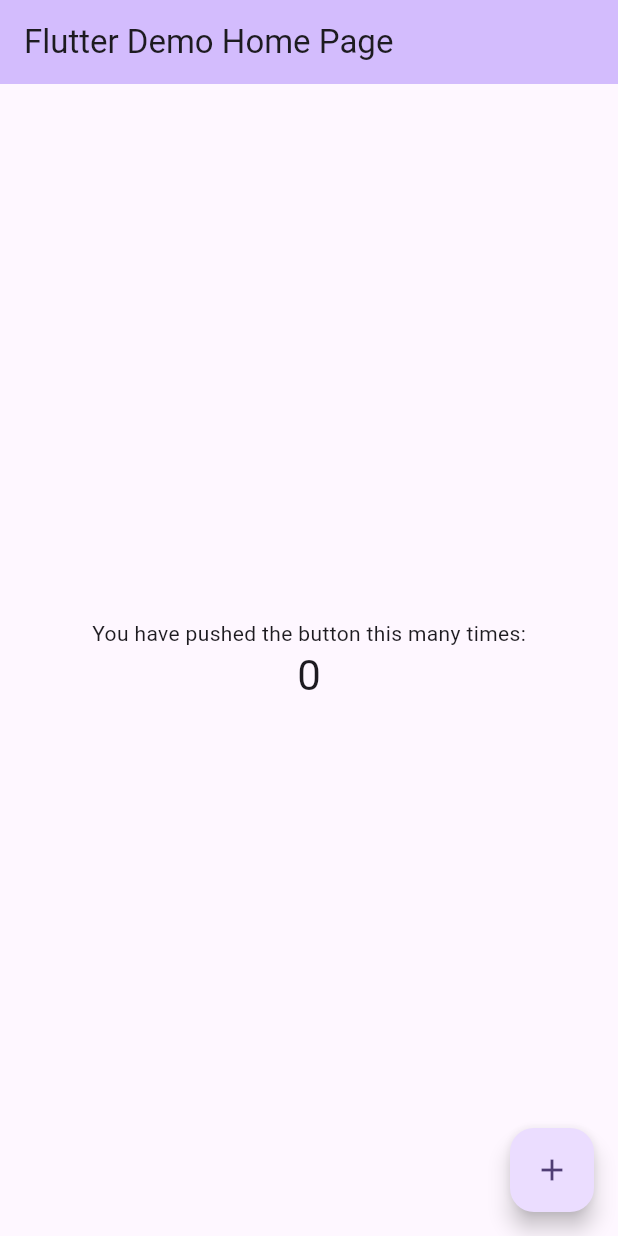
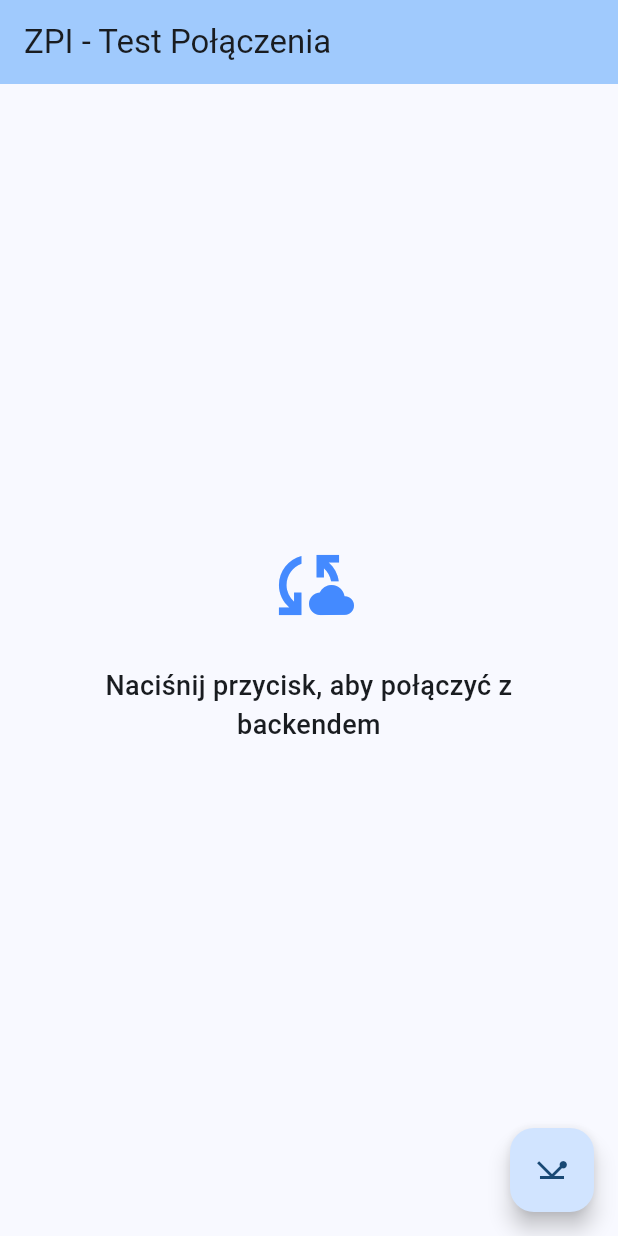
Before and after one commit to studioforyou/zpi-studio, a Flutter app: the screen it shows after launch, on a phone screen of 412 x 824 dp. Run offline on Flutter 3.47's test engine with Material 3 defaults, Android fonts, the phone set to English and light mode, and no system bars.

Commit message:
feat: add docker containerization, setup connection between frontend/backend/DB

```diff
--- a/mobile/lib/main.dart
+++ b/mobile/lib/main.dart
@@ -1,4 +1,5 @@
 import 'package:flutter/material.dart';
+import 'package:http/http.dart' as http;
 
 void main() {
   runApp(const MyApp());
@@ -7,115 +8,97 @@ void main() {
 class MyApp extends StatelessWidget {
   const MyApp({super.key});
 
-  // This widget is the root of your application.
   @override
   Widget build(BuildContext context) {
     return MaterialApp(
-      title: 'Flutter Demo',
+      title: 'ZPI Studio',
       theme: ThemeData(
-        // This is the theme of your application.
-        //
-        // TRY THIS: Try running your application with "flutter run". You'll see
-        // the application has a purple toolbar. Then, without quitting the app,
-        // try changing the seedColor in the colorScheme below to Colors.green
-        // and then invoke "hot reload" (save your changes or press the "hot
-        // reload" button in a Flutter-supported IDE, or press "r" if you used
-        // the command line to start the app).
-        //
-        // Notice that the counter didn't reset back to zero; the application
-        // state is not lost during the reload. To reset the state, use hot
-        // restart instead.
-        //
-        // This works for code too, not just values: Most code changes can be
-        // tested with just a hot reload.
-        colorScheme: .fromSeed(seedColor: Colors.deepPurple),
+        colorScheme: ColorScheme.fromSeed(seedColor: Colors.blue),
       ),
-      home: const MyHomePage(title: 'Flutter Demo Home Page'),
+      home: const PingPage(),
     );
   }
 }
 
-class MyHomePage extends StatefulWidget {
-  const MyHomePage({super.key, required this.title});
-
-  // This widget is the home page of your application. It is stateful, meaning
-  // that it has a State object (defined below) that contains fields that affect
-  // how it looks.
-
-  // This class is the configuration for the state. It holds the values (in this
-  // case the title) provided by the parent (in this case the App widget) and
-  // used by the build method of the State. Fields in a Widget subclass are
-  // always marked "final".
-
-  final String title;
+class PingPage extends StatefulWidget {
+  const PingPage({super.key});
 
   @override
-  State<MyHomePage> createState() => _MyHomePageState();
+  State<PingPage> createState() => _PingPageState();
 }
 
-class _MyHomePageState extends State<MyHomePage> {
-  int _counter = 0;
+class _PingPageState extends State<PingPage> {
+  String _serverResponse = "Naciśnij przycisk, aby połączyć z backendem";
+  bool _isLoading = false;
 
-  void _incrementCounter() {
+  // UWAGA: Wybierz odpowiedni adres IP!
+  // Emulator Androida: 'http://10.0.2.2:8080/api/ping'
+  // Symulator iOS: 'http://127.0.0.1:8080/api/ping'
+  // Fizyczny telefon: 'http://192.168.X.X:8080/api/ping' (wpisz IP swojego komputera z Wi-Fi)
+  final String backendUrl = 'http://127.0.0.1:8080/api/ping';
+
+  Future<void> _fetchPing() async {
     setState(() {
-      // This call to setState tells the Flutter framework that something has
-      // changed in this State, which causes it to rerun the build method below
-      // so that the display can reflect the updated values. If we changed
-      // _counter without calling setState(), then the build method would not be
-      // called again, and so nothing would appear to happen.
-      _counter++;
+      _isLoading = true;
+      _serverResponse = "Łączenie z serwerem...";
     });
+
+    try {
+      final response = await http.get(Uri.parse(backendUrl));
+
+      if (response.statusCode == 200) {
+        setState(() {
+          _serverResponse = "Sukces!\n\nOdpowiedź Springa:\n${response.body}";
+        });
+      } else {
+        setState(() {
+          _serverResponse = "Błąd serwera. Status HTTP: ${response.statusCode}";
+        });
+      }
+    } catch (e) {
+      setState(() {
+        _serverResponse = "Błąd połączenia (sprawdź adres IP):\n$e";
+      });
+    } finally {
+      setState(() {
+        _isLoading = false;
+      });
+    }
   }
 
   @override
   Widget build(BuildContext context) {
-    // This method is rerun every time setState is called, for instance as done
-    // by the _incrementCounter method above.
-    //
-    // The Flutter framework has been optimized to make rerunning build methods
-    // fast, so that you can just rebuild anything that needs updating rather
-    // than having to individually change instances of widgets.
     return Scaffold(
       appBar: AppBar(
-        // TRY THIS: Try changing the color here to a specific color (to
-        // Colors.amber, perhaps?) and trigger a hot reload to see the AppBar
-        // change color while the other colors stay the same.
+        title: const Text('ZPI - Test Połączenia'),
         backgroundColor: Theme.of(context).colorScheme.inversePrimary,
-        // Here we take the value from the MyHomePage object that was created by
-        // the App.build method, and use it to set our appbar title.
-        title: Text(widget.title),
       ),
       body: Center(
-        // Center is a layout widget. It takes a single child and positions it
-        // in the middle of the parent.
-        child: Column(
-          // Column is also a layout widget. It takes a list of children and
-          // arranges them vertically. By default, it sizes itself to fit its
-          // children horizontally, and tries to be as tall as its parent.
-          //
-          // Column has various properties to control how it sizes itself and
-          // how it positions its children. Here we use mainAxisAlignment to
-          // center the children vertically; the main axis here is the vertical
-          // axis because Columns are vertical (the cross axis would be
-          // horizontal).
-          //
-          // TRY THIS: Invoke "debug painting" (choose the "Toggle Debug Paint"
-          // action in the IDE, or press "p" in the console), to see the
-          // wireframe for each widget.
-          mainAxisAlignment: .center,
-          children: [
-            const Text('You have pushed the button this many times:'),
-            Text(
-              '$_counter',
-              style: Theme.of(context).textTheme.headlineMedium,
-            ),
-          ],
+        child: Padding(
+          padding: const EdgeInsets.all(24.0),
+          child: Column(
+            mainAxisAlignment: MainAxisAlignment.center,
+            children: [
+              const Icon(Icons.cloud_sync, size: 60, color: Colors.blueAccent),
+              const SizedBox(height: 24),
+              Text(
+                _serverResponse,
+                textAlign: TextAlign.center,
+                style: const TextStyle(
+                  fontSize: 18,
+                  fontWeight: FontWeight.w500,
+                ),
+              ),
+              const SizedBox(height: 24),
+              if (_isLoading) const CircularProgressIndicator(),
+            ],
+          ),
         ),
       ),
       floatingActionButton: FloatingActionButton(
-        onPressed: _incrementCounter,
-        tooltip: 'Increment',
-        child: const Icon(Icons.add),
+        onPressed: _isLoading ? null : _fetchPing,
+        tooltip: 'Wyślij Ping',
+        child: const Icon(Icons.network_ping),
       ),
     );
   }
--- a/mobile/pubspec.yaml
+++ b/mobile/pubspec.yaml
@@ -34,6 +34,7 @@ dependencies:
   # The following adds the Cupertino Icons font to your application.
   # Use with the CupertinoIcons class for iOS style icons.
   cupertino_icons: ^1.0.8
+  http: ^1.6.0
 
 dev_dependencies:
   flutter_test:
```
Also changed, not shown: mobile/pubspec.lock, 7 other files.
